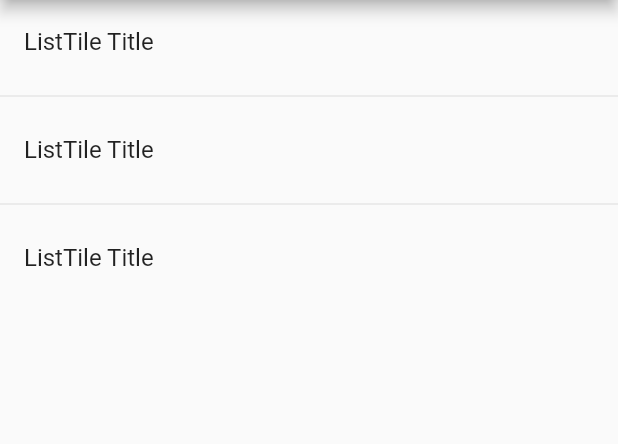
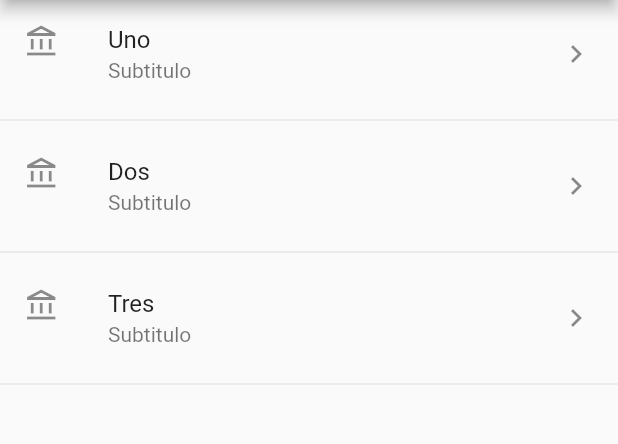
Before and after one commit to Oscar-Espana/Flutter---Componentes, a Flutter app: the screen it shows after launch, on a phone screen of 412 x 824 dp, the part 84-528 px from its top. Run offline on Flutter 3.47's test engine with Material 2 defaults, Android fonts, the phone set to English and light mode, and no system bars.

Commit message:
ListTiles a partir de una lista mediante for y map

```diff
--- a/lib/src/pages/home_temp.dart
+++ b/lib/src/pages/home_temp.dart
@@ -1,6 +1,8 @@
 import 'package:flutter/material.dart';
 
 class HomePageTemp extends StatelessWidget {
+  final opciones = ['Uno', 'Dos', 'Tres'];
+
   @override
   Widget build(BuildContext context) {
     return Scaffold(
@@ -8,20 +10,33 @@ class HomePageTemp extends StatelessWidget {
         title: Text('Componentes Temp'),
       ),
       body: ListView(
-        children: [
-          ListTile(
-            title: Text('ListTile Title'),
-          ),
-          Divider(),
-          ListTile(
-            title: Text('ListTile Title'),
-          ),
-          Divider(),
-          ListTile(
-            title: Text('ListTile Title'),
-          )
-        ],
+        children: _crearItemsCorta(),
       ),
     );
   }
+
+  List<Widget> _crearItems() {
+    List<Widget> lista = [];
+    for (String opt in opciones) {
+      final tempWidget = ListTile(title: Text(opt));
+      lista..add(tempWidget)..add(Divider());
+    }
+    return lista;
+  }
+
+  List<Widget> _crearItemsCorta() {
+    return opciones
+        .map((item) => Column(
+              children: [
+                ListTile(
+                    title: Text(item),
+                    subtitle: Text('Subtitulo'),
+                    leading: Icon(Icons.account_balance_outlined),
+                    trailing: Icon(Icons.keyboard_arrow_right),
+                    onTap: () => {}),
+                Divider()
+              ],
+            ))
+        .toList();
+  }
 }
```
